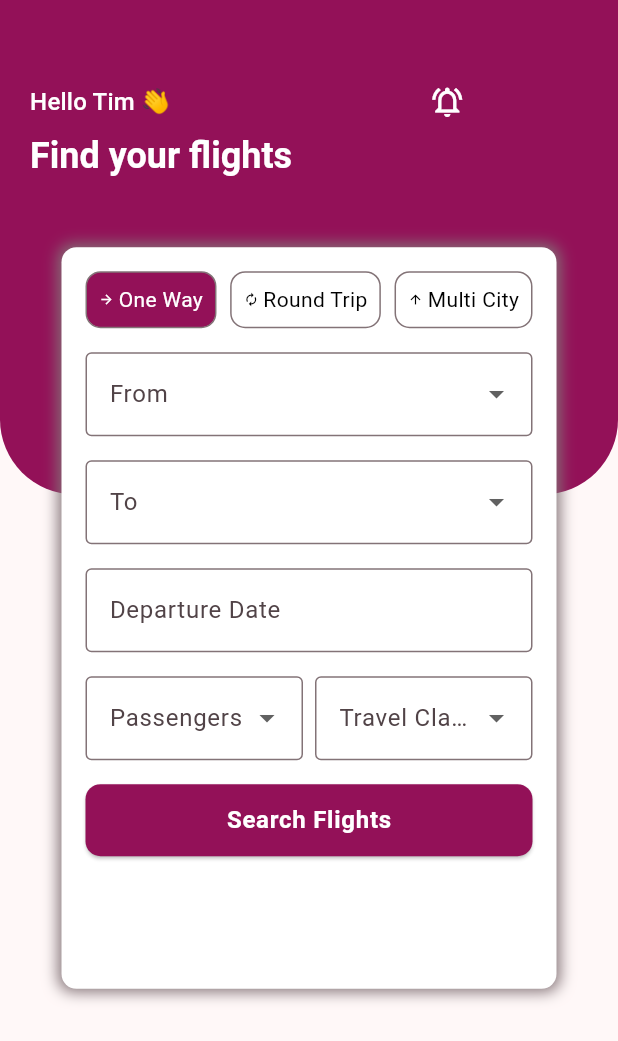
After one commit to manjulaezhilarasan/flight_booking_app_using_bloc, a Flutter app: the HomeMobile screen opened directly, on a phone screen of 412 x 824 dp. The commit adds this screen. Shown: the top 1041 px of the screen. Run offline on Flutter 3.47's test engine with Material 3 defaults, Android fonts, the phone set to English and light mode, and no system bars; drawn by our look-alikes of flutter_form_builder; our stand-ins replace equatable, flutter_bloc, flutter_svg, form_builder_validators, go_router, logger.

Commit message:
Home Screen

```diff
--- /dev/null
+++ b/lib/home_screen/bloc/home_event.dart
@@ -0,0 +1,26 @@
+part of 'home_bloc.dart';
+
+sealed class HomeEvent extends Equatable {
+  const HomeEvent();
+
+  @override
+  List<Object> get props => [];
+}
+
+class InitializeHome extends HomeEvent {}
+
+class OnChangeHomeFormValue extends HomeEvent {
+  final Map<String, dynamic> formValues;
+  const OnChangeHomeFormValue(this.formValues);
+
+  @override
+  List<Object> get props => [formValues];
+}
+
+class SubmitHome extends HomeEvent {
+  final Map<String, dynamic> formValues;
+  const SubmitHome(this.formValues);
+
+  @override
+  List<Object> get props => [formValues];
+}
--- /dev/null
+++ b/lib/home_screen/bloc/home_state.dart
@@ -0,0 +1,43 @@
+part of 'home_bloc.dart';
+
+enum HomeStatus {
+  initial,
+  changing,
+  changed,
+  loading,
+  loaded,
+  success,
+  failure
+}
+
+class HomeState extends Equatable {
+  final HomeStatus status;
+  final String message;
+  final HomeReqModel? homeReqModel;
+
+  const HomeState({
+    this.status = HomeStatus.initial,
+    required this.message,
+    this.homeReqModel,
+  });
+
+  static const initial = HomeState(
+    status: HomeStatus.initial,
+    message: "",
+  );
+
+  HomeState copyWith({
+    HomeStatus? status,
+    String? message,
+    HomeReqModel? homeReqModel,
+  }) {
+    return HomeState(
+      status: status ?? this.status,
+      message: message ?? this.message,
+      homeReqModel: homeReqModel ?? this.homeReqModel,
+    );
+  }
+
+  @override
+  List<Object?> get props => [status, message, homeReqModel];
+}
--- /dev/null
+++ b/lib/home_screen/models/home_req.dart
@@ -0,0 +1,58 @@
+class HomeReqModel {
+  String from;
+  String to;
+  DateTime departureDate;
+  int passengers;
+  String travelClass;
+
+  HomeReqModel({
+    required this.from,
+    required this.to,
+    required this.departureDate,
+    required this.passengers,
+    required this.travelClass,
+  });
+
+  static HomeReqModel getInstance() {
+    return HomeReqModel(
+        from: "",
+        to: "",
+        departureDate: DateTime.now(),
+        passengers: 1,
+        travelClass: "Economy");
+  }
+
+  HomeReqModel copyWith({
+    String? from,
+    String? to,
+    DateTime? departureDate,
+    int? passengers,
+    String? travelClass,
+  }) {
+    return HomeReqModel(
+        from: from ?? this.from,
+        to: to ?? this.to,
+        departureDate: departureDate ?? this.departureDate,
+        passengers: passengers ?? this.passengers,
+        travelClass: travelClass ?? this.travelClass);
+  }
+
+  Map<String, dynamic> toMap() {
+    return <String, dynamic>{
+      'from': from,
+      'to': to,
+      'departureDate': departureDate.toIso8601String(),
+      'passengers': passengers,
+      'travelClass': travelClass,
+    };
+  }
+
+  factory HomeReqModel.fromMap(Map<String, dynamic> map) {
+    return HomeReqModel(
+        from: map['from'] as String,
+        to: map['to'] as String,
+        departureDate: DateTime.parse(map['departureDate'] as String),
+        passengers: map['passengers'] as int,
+        travelClass: map['travelClass'] as String);
+  }
+}
--- /dev/null
+++ b/lib/home_screen/views/mobile/home_mobile.dart
@@ -0,0 +1,349 @@
+import 'package:flight_booking_app_using_bloc/home_screen/bloc/home_bloc.dart';
+import 'package:flutter/material.dart';
+import 'package:flutter_bloc/flutter_bloc.dart';
+import 'package:flutter_form_builder/flutter_form_builder.dart';
+import 'package:form_builder_validators/form_builder_validators.dart';
+import 'package:go_router/go_router.dart';
+import 'package:logger/logger.dart';
+
+class HomeMobile extends StatefulWidget {
+  const HomeMobile({super.key});
+
+  @override
+  State<HomeMobile> createState() => _HomeMobileState();
+}
+
+class _HomeMobileState extends State<HomeMobile> {
+  final log = Logger();
+  final _formKey = GlobalKey<FormBuilderState>();
+
+  String tripType = "One Way";
+
+  final List<String> locations = [
+    'Dubai',
+    'United Arab Emirates',
+    'Aukland',
+    'New Zealand',
+    'Chennai',
+    'Mumbai',
+    'Delhi',
+    'Bengaluru',
+    'Hyderabad',
+    'Kolkata',
+    'Goa'
+  ];
+
+  final List<String> travelClasses = ['Economy', 'Business', 'First Class'];
+
+  @override
+  Widget build(BuildContext context) {
+    return Scaffold(
+      body: BlocConsumer<HomeBloc, HomeState>(
+        listenWhen: (previous, current) => previous != current,
+        listener: (context, state) {
+          if (state.status == HomeStatus.success) {
+            log.d("Search Flight Successful");
+          }
+          if (state.status == HomeStatus.failure) {
+            log.e("Search Flight Failed: ${state.message}");
+          }
+        },
+        builder: (context, state) {
+          return Stack(
+            children: [
+              ClipRRect(
+                borderRadius: BorderRadius.only(
+                  bottomLeft: Radius.circular(50),
+                  bottomRight: Radius.circular(50),
+                ),
+                child: Container(
+                  height: MediaQuery.of(context).size.height * 0.4,
+                  decoration: BoxDecoration(
+                    gradient: LinearGradient(
+                      colors: [Color(0xff931158), Color(0xff931158)],
+                      begin: Alignment.topCenter,
+                      end: Alignment.bottomCenter,
+                    ),
+                  ),
+                  padding:
+                      EdgeInsets.symmetric(horizontal: 20.0, vertical: 56.0),
+                  child: Align(
+                    alignment: Alignment.center,
+                    child: SizedBox(
+                      child: Column(
+                        spacing: 8.0,
+                        crossAxisAlignment: CrossAxisAlignment.start,
+                        children: [
+                          Row(
+                            children: [
+                              Text(
+                                "Hello Tim 👋 ",
+                                style: Theme.of(context)
+                                    .textTheme
+                                    .titleMedium
+                                    ?.copyWith(
+                                      color: Theme.of(context)
+                                          .colorScheme
+                                          .onSecondary,
+                                    ),
+                              ),
+                              Align(
+                                alignment: Alignment.topRight,
+                                widthFactor: 8.0,
+                                child: Icon(
+                                  Icons.notifications_active_outlined,
+                                  color:
+                                      Theme.of(context).colorScheme.onSecondary,
+                                ),
+                              ),
+                            ],
+                          ),
+                          Text(
+                            "Find your flights",
+                            style: Theme.of(context)
+                                .textTheme
+                                .headlineSmall
+                                ?.copyWith(
+                                  fontWeight: FontWeight.w600,
+                                  color:
+                                      Theme.of(context).colorScheme.onSecondary,
+                                ),
+                          ),
+                        ],
+                      ),
+                    ),
+                  ),
+                ),
+              ),
+              Align(
+                alignment: Alignment.center,
+                child: SizedBox(
+                  width: 330.0,
+                  height: MediaQuery.of(context).size.height * 0.60,
+                  child: Container(
+                    padding: EdgeInsets.all(16.0),
+                    decoration: BoxDecoration(
+                      color: Theme.of(context).colorScheme.onSecondary,
+                      borderRadius: BorderRadius.circular(10.0),
+                      boxShadow: [
+                        BoxShadow(
+                          color: Theme.of(context).colorScheme.outline,
+                          blurRadius: 8.0,
+                          spreadRadius: 2.0,
+                        )
+                      ],
+                    ),
+                    child: FormBuilder(
+                      key: _formKey,
+                      onChanged: () {
+                        _formKey.currentState?.save();
+                        context.read<HomeBloc>().add(OnChangeHomeFormValue(
+                            _formKey.currentState!.value));
+                      },
+                      child: Column(
+                        spacing: 16.0,
+                        children: [
+                          Row(
+                            mainAxisAlignment: MainAxisAlignment.spaceBetween,
+                            children: [
+                              FlightTypeButton(
+                                icon: Icons.arrow_forward,
+                                text: "One Way",
+                                selected: true,
+                              ),
+                              FlightTypeButton(
+                                  icon: Icons.autorenew, text: "Round Trip"),
+                              FlightTypeButton(
+                                  icon: Icons.arrow_upward, text: "Multi City"),
+                            ],
+                          ),
+                          FormBuilderDropdown(
+                            name: 'from',
+                            decoration: InputDecoration(
+                              labelText: 'From',
+                              border: OutlineInputBorder(),
+                            ),
+                            validator: FormBuilderValidators.required(),
+                            items: locations
+                                .map((location) => DropdownMenuItem(
+                                    value: location, child: Text(location)))
+                                .toList(),
+                          ),
+                          FormBuilderDropdown(
+                            name: 'to',
+                            decoration: InputDecoration(
+                              labelText: 'To',
+                              border: OutlineInputBorder(),
+                            ),
+                            items: locations
+                                .map((city) => DropdownMenuItem(
+                                    value: city, child: Text(city)))
+                                .toList(),
+                            validator: FormBuilderValidators.required(),
+                          ),
+                          FormBuilderDateTimePicker(
+                            name: 'departureDate',
+                            inputType: InputType.date,
+                            decoration: InputDecoration(
+                              labelText: 'Departure Date',
+                              border: OutlineInputBorder(),
+                            ),
+                            validator: FormBuilderValidators.required(),
+                          ),
+                          Row(
+                            children: [
+                              Expanded(
+                                child: FormBuilderDropdown(
+                                  name: 'passengers',
+                                  decoration: InputDecoration(
+                                    labelText: 'Passengers',
+                                    border: OutlineInputBorder(),
+                                  ),
+                                  items: List.generate(10, (index) => index + 1)
+                                      .map(
+                                        (number) => DropdownMenuItem(
+                                          value: number,
+                                          child: Text(
+                                            number.toString(),
+                                          ),
+                                        ),
+                                      )
+                                      .toList(),
+                                  validator: FormBuilderValidators.required(),
+                                ),
+                              ),
+                              SizedBox(
+                                width: 8.0,
+                              ),
+                              Expanded(
+                                child: FormBuilderDropdown(
+                                  name: 'travelClass',
+                                  decoration: InputDecoration(
+                                    labelText: "Travel Class",
+                                    border: OutlineInputBorder(),
+                                  ),
+                                  items: travelClasses
+                                      .map(
+                                        (tClass) => DropdownMenuItem(
+                                          value: tClass,
+                                          child: Text(tClass),
+                                        ),
+                                      )
+                                      .toList(),
+                                  validator: FormBuilderValidators.required(),
+                                ),
+                              ),
+                            ],
+                          ),
+                          BlocConsumer<HomeBloc, HomeState>(
+                            listener: (context, state) {
+                              if (state.status == HomeStatus.success) {
+                                GoRouter.of(context).go('/');
+                              } else if (state.status == HomeStatus.failure) {
+                                ScaffoldMessenger.of(context).showSnackBar(SnackBar(
+                                    content: Text(
+                                        "No flights found. Please try again.")));
+                              }
+                            },
+                            builder: (context, state) {
+                              return ElevatedButton(
+                                onPressed: state.status == HomeStatus.loading
+                                    ? null
+                                    : () {
+                                        if (_formKey.currentState
+                                                ?.saveAndValidate() ??
+                                            false) {
+                                          final formData =
+                                              _formKey.currentState!.value;
+                                          context
+                                              .read<HomeBloc>()
+                                              .add(SubmitHome(formData));
+                                        }
+                                      },
+                                style: ElevatedButton.styleFrom(
+                                  backgroundColor: Color(0xff931158),
+                                  minimumSize:
+                                      const Size(double.infinity, 48.0),
+                                  shape: RoundedRectangleBorder(
+                                    borderRadius: BorderRadius.circular(10.0),
+                                  ),
+                                ),
+                                child: state.status == HomeStatus.loading
+                                    ? CircularProgressIndicator(
+                                        color: Theme.of(context)
+                                            .colorScheme
+                                            .onSecondary,
+                                      )
+                                    : Text(
+                                        "Search Flights",
+                                        style: Theme.of(context)
+                                            .textTheme
+                                            .bodyLarge
+                                            ?.copyWith(
+                                              fontWeight: FontWeight.w600,
+                                              color: Theme.of(context)
+                                                  .colorScheme
+                                                  .onSecondary,
+                                            ),
+                                      ),
+                              );
+                            },
+                          )
+                        ],
+                      ),
+                    ),
+                  ),
+                ),
+              ),
+            ],
+          );
+        },
+      ),
+    );
+  }
+}
+
+class FlightTypeButton extends StatelessWidget {
+  final String text;
+  final IconData icon;
+  final bool selected;
+  const FlightTypeButton(
+      {super.key,
+      required this.text,
+      required this.icon,
+      this.selected = false});
+
+  @override
+  Widget build(BuildContext context) {
+    return Container(
+      padding: EdgeInsets.symmetric(horizontal: 8.0, vertical: 8.0),
+      decoration: BoxDecoration(
+          color: selected
+              ? Color(0xff931158)
+              : Theme.of(context).colorScheme.onSecondary,
+          borderRadius: BorderRadius.circular(10.0),
+          border: Border.all(color: Theme.of(context).colorScheme.outline)),
+      child: Row(
+        children: [
+          Icon(
+            icon,
+            size: 10.0,
+            color: selected
+                ? Theme.of(context).colorScheme.onSecondary
+                : Colors.black,
+          ),
+          SizedBox(
+            width: 3.0,
+          ),
+          Text(
+            text,
+            style: TextStyle(
+                color: selected
+                    ? Theme.of(context).colorScheme.onSecondary
+                    : Colors.black),
+          ),
+        ],
+      ),
+    );
+  }
+}
--- a/lib/login_screen/models/login_req.dart
+++ b/lib/login_screen/models/login_req.dart
@@ -38,4 +38,7 @@ class LoginReqModel {
       password: map['password'] as String,
     );
   }
+
+  @override
+  String toString() => 'LoginReqModel(email: $email, password: $password)';
 }
--- a/lib/main.dart
+++ b/lib/main.dart
@@ -1,5 +1,6 @@
 import 'package:flight_booking_app_using_bloc/common/constants.dart';
 import 'package:flight_booking_app_using_bloc/common/ui_helper.dart';
+import 'package:flight_booking_app_using_bloc/home_screen/views/home_page.dart';
 import 'package:flight_booking_app_using_bloc/login_screen/bloc/login_bloc.dart';
 import 'package:flight_booking_app_using_bloc/login_screen/views/login_page.dart';
 import 'package:flight_booking_app_using_bloc/registration_screen/views/registration_page.dart';
@@ -26,7 +27,7 @@ class FlightBookingApp extends StatelessWidget {
     return MaterialApp.router(
       title: 'Flight Booking App Using BLoc',
       routerConfig: _router,
-      theme: UiHelper().themeData(Constants.DARKMODE),
+      theme: UiHelper().themeData(Constants.LIGHTMODE),
     );
   }
 
@@ -39,9 +40,9 @@ class FlightBookingApp extends StatelessWidget {
       path: '/registration',
       builder: (context, state) => RegistrationPage(),
     ),
-    // GoRoute(
-    //   path: '/home',
-    //   builder: (context, state) => const HomeScreen(),
-    // ),
+    GoRoute(
+      path: '/home',
+      builder: (context, state) => HomePage(),
+    ),
   ]);
 }
```
Also changed, not shown: lib/home_screen/bloc/home_bloc.dart (added, +74 -0 lines), lib/home_screen/views/home_page.dart (added, +16 -0 lines), lib/login_screen/bloc/login_bloc.dart (+10 -5 lines), lib/login_screen/bloc/login_event.dart (+7 -1 lines), lib/login_screen/views/mobile/login_mobile.dart (+23 -5 lines), pubspec.lock.
